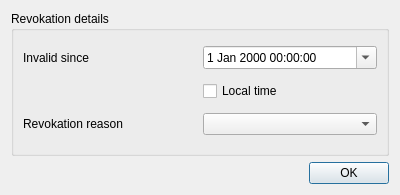
First picture: the form in ui/Revoke.ui, repository chris2511/xca, before the edit.
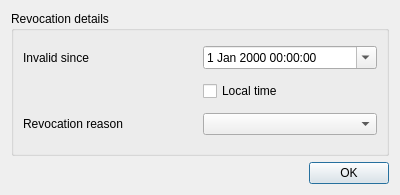
Second picture: the form after the edit. Custom widgets are drawn as their Qt base class.

What changed in the file:
```diff
--- a/ui/Revoke.ui
+++ b/ui/Revoke.ui
@@ -14,7 +14,7 @@
    <item>
     <widget class="QGroupBox" name="groupBox">
      <property name="title">
-      <string>Revokation details</string>
+      <string>Revocation details</string>
      </property>
      <layout class="QGridLayout" name="gridLayout">
       <item row="0" column="0">
@@ -41,7 +41,7 @@
       <item row="2" column="0">
        <widget class="QLabel" name="label_2">
         <property name="text">
-         <string>Revokation reason</string>
+         <string>Revocation reason</string>
         </property>
        </widget>
       </item>
```
